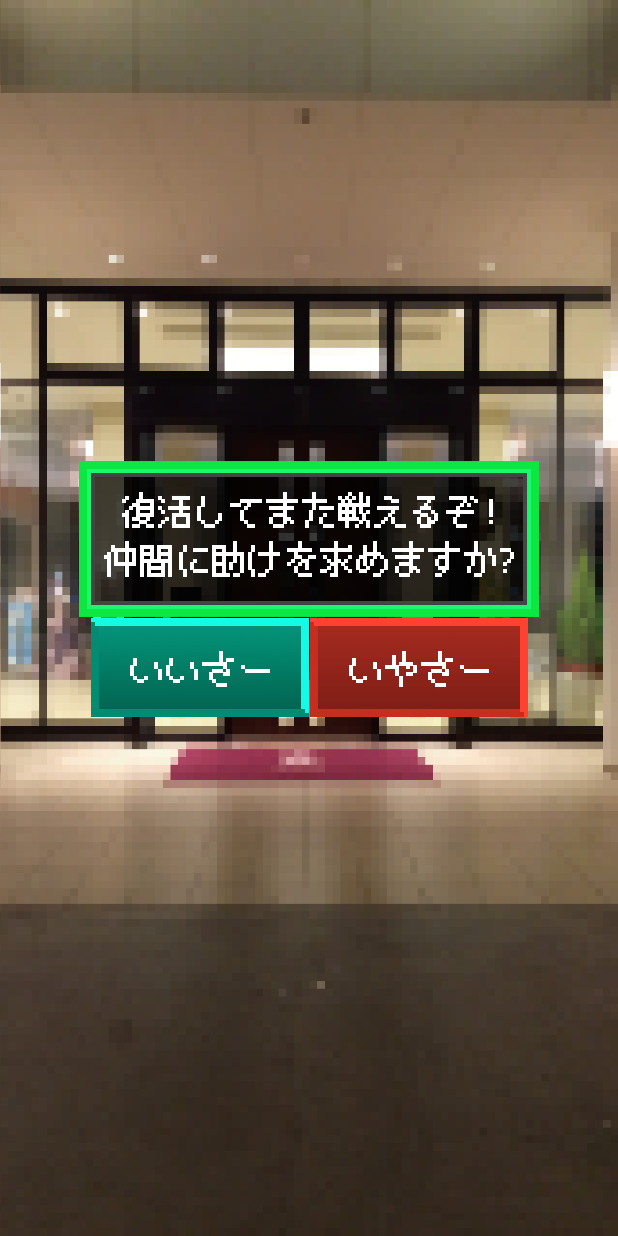
After one commit to TakuKobayashi/ryukyuquest-android, an Android app: the RecoverActivity screen opened directly, with no data from a screen before it, on a phone screen of 412 x 824 dp. The commit adds this screen. Run offline under Robolectric (Android 15) with nearby library versions, the phone set to English and light mode, and no system bars; our stand-ins replace ButterKnife, Volley; network calls fail.

Commit message:
復活の呪文の下一応作った

```diff
--- a/app/src/main/java/east1/south4/north1/com/ryukyuquest/MapActivity.java
+++ b/app/src/main/java/east1/south4/north1/com/ryukyuquest/MapActivity.java
@@ -1,5 +1,6 @@
 package east1.south4.north1.com.ryukyuquest;
 
+import android.content.Intent;
 import android.content.SharedPreferences;
 import android.media.MediaPlayer;
 import android.os.Bundle;
@@ -59,11 +60,18 @@ public class MapActivity extends AppCompatActivity {
                         mBg.start();
                         SharedPreferences sp = Preferences.getCommonPreferences(MapActivity.this);
                         webview.loadUrl(Config.ROOT_URL + "battle/encount?mst_monster_id=1&authToken=" + sp.getString("authToken", ""));
+                        recoverActivity();
                     }
                 });
             }
         };
         timer.schedule(task, GotoNextTime);
+    }
+
+    private void recoverActivity(){
+        Intent intent = new Intent(this, RecoverActivity.class);
+        startActivity(intent);
+        finish();
     }
 
     @Override
--- /dev/null
+++ b/app/src/main/java/east1/south4/north1/com/ryukyuquest/RecoverActivity.java
@@ -0,0 +1,91 @@
+package east1.south4.north1.com.ryukyuquest;
+
+import android.content.Intent;
+import android.content.SharedPreferences;
+import android.media.MediaPlayer;
+import android.os.Build;
+import android.os.Bundle;
+import android.support.v7.app.AppCompatActivity;
+import android.util.Log;
+import android.view.View;
+import android.view.Window;
+import android.view.WindowManager;
+import android.widget.ImageButton;
+import android.widget.ImageView;
+
+import com.android.volley.Request;
+import com.android.volley.RequestQueue;
+import com.android.volley.Response;
+import com.android.volley.VolleyError;
+import com.android.volley.toolbox.StringRequest;
+import com.android.volley.toolbox.Volley;
+import com.google.gson.Gson;
+
+import java.util.ArrayList;
+import java.util.HashMap;
+import java.util.Map;
+import java.util.UUID;
+
+import butterknife.ButterKnife;
+import butterknife.OnClick;
+
+public class RecoverActivity extends AppCompatActivity {
+    private MediaPlayer mBg;
+
+    @Override
+    protected void onCreate(Bundle savedInstanceState) {
+        getWindow().addFlags(WindowManager.LayoutParams.FLAG_FULLSCREEN);
+        requestWindowFeature(Window.FEATURE_NO_TITLE);
+        super.onCreate(savedInstanceState);
+        setContentView(ExtraLayout.getInstance(ExtraLayout.class).getParenetView(R.layout.recover_view));
+
+        ImageView bg = (ImageView) findViewById(R.id.recoverBgImage);
+        bg.setImageResource(R.mipmap.background);
+
+        ImageView image = (ImageView) findViewById(R.id.recoverCommentImage);
+        image.setImageResource(R.mipmap.recovery_comment);
+
+        SharedPreferences sp = Preferences.getCommonPreferences(this);
+        if(sp.getString("recoverWord", null) == null) {
+            Preferences.saveCommonParam(this, "recoverWord", UUID.randomUUID().toString());
+        }
+        ImageButton yesButton = (ImageButton) findViewById(R.id.recoverYesButton);
+        yesButton.setImageResource(R.mipmap.recovery_yes_button);
+        yesButton.setOnClickListener(new View.OnClickListener() {
+            @Override
+            public void onClick(View v) {
+                SharedPreferences sp = Preferences.getCommonPreferences(RecoverActivity.this);
+                Intent intent = new Intent();
+                intent.setAction(Intent.ACTION_SEND);
+                intent.setPackage("com.twitter.android");
+                intent.setType("image/png");
+                intent.putExtra(Intent.EXTRA_TEXT, "誰か助けて〜!!復活の呪文はこちら:" + sp.getString("recoverWord", ""));
+                startActivity(intent);
+                finish();
+            }
+        });
+
+        ImageButton noButton = (ImageButton) findViewById(R.id.recoverNoButton);
+        noButton.setImageResource(R.mipmap.recovery_no_button);
+        noButton.setOnClickListener(new View.OnClickListener() {
+            @Override
+            public void onClick(View v) {
+                finish();
+            }
+        });
+
+        mBg = MediaPlayer.create(this, R.raw.dead);
+        mBg.setLooping(true);
+        mBg.start();
+    }
+
+    @Override
+    protected void onDestroy() {
+        super.onDestroy();
+        ApplicationHelper.releaseImageView((ImageView) findViewById(R.id.recoverCommentImage));
+        ApplicationHelper.releaseImageView((ImageView) findViewById(R.id.recoverBgImage));
+        ApplicationHelper.releaseImageView((ImageButton) findViewById(R.id.recoverYesButton));
+        ApplicationHelper.releaseImageView((ImageButton) findViewById(R.id.recoverNoButton));
+        mBg.release();
+    }
+}
--- /dev/null
+++ b/app/src/main/res/layout/recover_view.xml
@@ -0,0 +1,47 @@
+<RelativeLayout xmlns:android="http://schemas.android.com/apk/res/android"
+    xmlns:tools="http://schemas.android.com/tools"
+    android:layout_width="match_parent"
+    android:layout_height="match_parent">
+
+    <ImageView
+        android:id="@+id/recoverBgImage"
+        android:layout_width="match_parent"
+        android:layout_height="match_parent"
+        android:layout_centerInParent="true"
+        />
+
+    <ImageView
+        android:id="@+id/recoverCommentImage"
+        android:layout_width="wrap_content"
+        android:layout_height="wrap_content"
+        android:layout_above="@+id/spacer"
+        android:layout_centerHorizontal="true"
+        />
+
+    <View
+        android:id="@+id/spacer"
+        android:layout_width="1px"
+        android:layout_height="1px"
+        android:layout_centerInParent="true"
+    />
+
+    <ImageButton
+        android:id="@+id/recoverYesButton"
+        android:layout_width="wrap_content"
+        android:layout_height="wrap_content"
+        android:background="#00000000"
+        android:scaleType="fitXY"
+        android:layout_toLeftOf="@+id/spacer"
+        android:layout_below="@+id/spacer"
+        />
+
+    <ImageButton
+        android:id="@+id/recoverNoButton"
+        android:layout_width="wrap_content"
+        android:layout_height="wrap_content"
+        android:background="#00000000"
+        android:scaleType="fitXY"
+        android:layout_toRightOf="@+id/spacer"
+        android:layout_below="@+id/spacer"
+        />
+</RelativeLayout>
```
Also changed, not shown: app/src/main/res/mipmap-nodpi/background.png (added), app/src/main/res/mipmap-nodpi/recovery_comment.png (added), app/src/main/res/mipmap-nodpi/recovery_no_button.png (added), app/src/main/res/mipmap-nodpi/recovery_yes_button.png (added), app/src/main/res/mipmap-nodpi/start_button.png (added).
